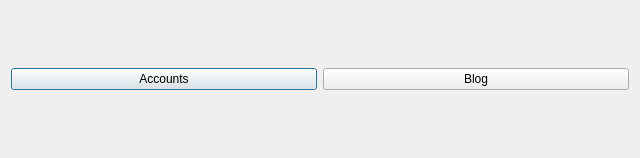
This is maindialog.ui in kshlm/FreOffice-Blog-Plugin as Qt 5 draws it before an edit. The edited form follows.
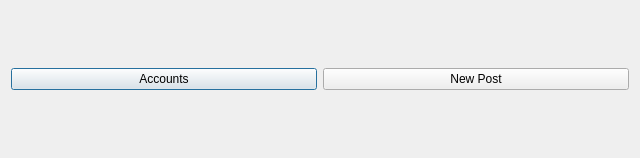
This is the edited form.

What changed in the file:
```diff
--- a/maindialog.ui
+++ b/maindialog.ui
@@ -39,7 +39,7 @@
      <item>
       <widget class="QPushButton" name="pushButton_2">
        <property name="text">
-        <string>Blog</string>
+        <string>New Post</string>
        </property>
       </widget>
      </item>
```
Left out of the diff: 4 changed lines with no effect on the pictures.
